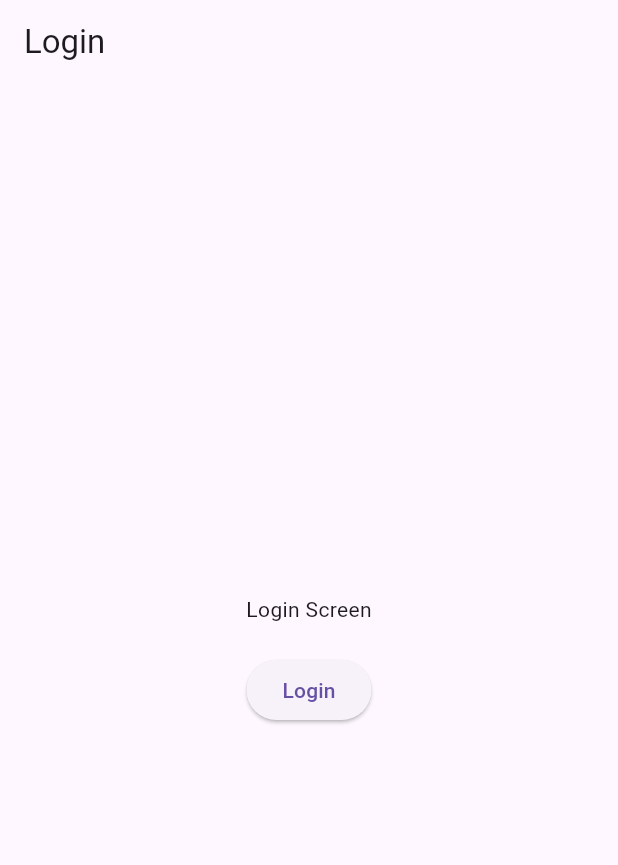
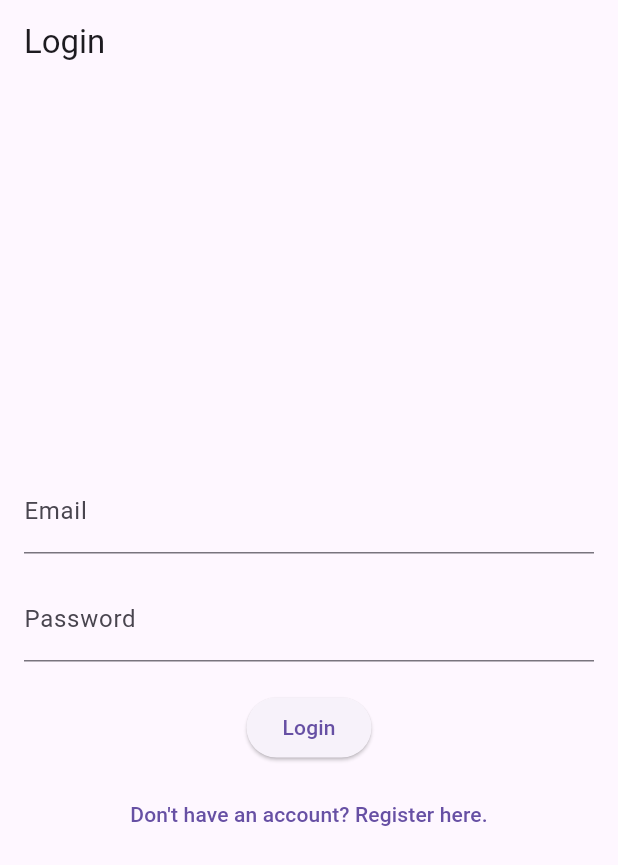
Before and after one commit to ipung-uhb/simple_ui_travel_apps, a Flutter app: the screen it shows after launch, on a phone screen of 412 x 824 dp. Shown: the top 865 px of the screen. Run offline on Flutter 3.47's test engine with Material 3 defaults, Android fonts, the phone set to English and light mode, and no system bars.

Commit message:
Edit the Login Screen to add input form and link to register view

```diff
--- a/lib/screens/login_screen.dart
+++ b/lib/screens/login_screen.dart
@@ -1,26 +1,52 @@
 // login_screen.dart
 import 'package:flutter/material.dart';
+import 'register_screen.dart';
 
 class LoginScreen extends StatelessWidget {
+  final TextEditingController _emailController = TextEditingController();
+  final TextEditingController _passwordController = TextEditingController();
+
   @override
   Widget build(BuildContext context) {
     return Scaffold(
       appBar: AppBar(
         title: Text('Login'),
       ),
-      body: Center(
+      body: Padding(
+        padding: const EdgeInsets.all(16.0),
         child: Column(
           mainAxisAlignment: MainAxisAlignment.center,
           children: [
-            // Add your login UI components here
-            Text('Login Screen'),
+            TextField(
+              controller: _emailController,
+              decoration: InputDecoration(
+                labelText: 'Email',
+              ),
+            ),
+            SizedBox(height: 16),
+            TextField(
+              controller: _passwordController,
+              obscureText: true,
+              decoration: InputDecoration(
+                labelText: 'Password',
+              ),
+            ),
             SizedBox(height: 20),
             ElevatedButton(
               onPressed: () {
-                // Navigate to the dashboard screen
+                // Add your login logic here
+                // For now, navigate to the dashboard screen
                 Navigator.pushReplacementNamed(context, '/dashboard');
               },
               child: Text('Login'),
+            ),
+            SizedBox(height: 10),
+            TextButton(
+              onPressed: () {
+                // Navigate to the register screen
+                Navigator.pushNamed(context, '/register');
+              },
+              child: Text('Don\'t have an account? Register here.'),
             ),
           ],
         ),
```
